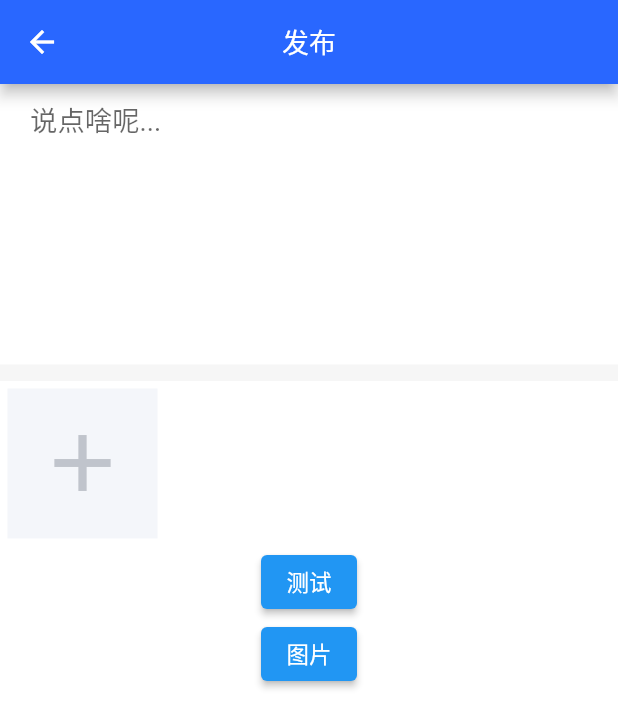
After one commit to THROFHR/flutter2_tempalte, a Flutter app: the PublishPage screen opened by its route, on a phone screen of 412 x 824 dp. The commit adds this screen. Shown: the top 728 px of the screen. Run offline on Flutter 3.47's test engine with Material 2 defaults, Android fonts, the phone set to English and light mode, and no system bars; drawn by our look-alikes of pull_to_refresh; our stand-ins replace cached_network_image, cookie_jar, dio, dio_cookie_manager, flutter_blue_plus, flutter_easyloading and 7 more; missing offline and left inert: wechat_assets_picker, wechat_camera_picker; accounts and stored records are empty; Roboto replaces fonts that are missing (Avenir).

Commit message:
feat:添加组件和页面样例

```diff
--- a/lib/common/values/server.dart
+++ /dev/null
@@ -1,5 +0,0 @@
-// API服务器
-const SERVER_API_URL = 'https://imjf.meijutt.tw';
-
-// Sentry dns
-const SENTRY_SERVER_API_URL = '';
--- a/lib/common/values/values.dart
+++ b/lib/common/values/values.dart
@@ -2,7 +2,6 @@ library values;
 
 export 'cache.dart';
 export 'storage.dart';
-export 'server.dart';
 export 'shadows.dart';
 export 'radii.dart';
 export 'colors.dart';
--- a/lib/components/app.dart
+++ b/lib/components/app.dart
@@ -22,9 +22,9 @@ AppBar transparentAppBar({
 }
 
 /// 10像素 Divider
-Widget divider10Px({Color bgColor = AppColors.secondaryElement}) {
+Widget dividerPx({double height = 10, Color bgColor = AppColors.secondaryElement}) {
   return Container(
-    height: 10.w,
+    height: (height).w,
     decoration: BoxDecoration(
       color: bgColor,
     ),
--- a/lib/components/components.dart
+++ b/lib/components/components.dart
@@ -7,3 +7,4 @@ export 'app.dart';
 export 'input.dart';
 export 'image.dart';
 export 'skeleton.dart';
+export 'uploads.dart';
--- a/lib/components/input.dart
+++ b/lib/components/input.dart
@@ -37,6 +37,34 @@ Widget inputTextEdit({
       autocorrect: false, // 自动纠正
       obscureText: isPassword, // 隐藏输入内容, 密码框
     ),
+  );
+}
+
+/// 输入框
+Widget inputTextAreaEdit({
+  TextEditingController? controller,
+  TextInputType keyboardType = TextInputType.text,
+  String? hintText,
+  int maxLines = 8,
+  bool autofocus = false,
+}) {
+  return TextField(
+    autofocus: autofocus,
+    controller: controller,
+    keyboardType: keyboardType,
+    decoration: InputDecoration(
+      hintText: hintText,
+      contentPadding: EdgeInsets.fromLTRB(20, 10, 0, 9),
+      border: InputBorder.none,
+    ),
+    style: TextStyle(
+      color: AppColors.primaryText,
+      fontFamily: "Avenir",
+      fontWeight: FontWeight.w400,
+      fontSize: 18.sp,
+    ),
+    maxLines: maxLines,
+    autocorrect: false, // 自动纠正
   );
 }
 
--- /dev/null
+++ b/lib/components/uploads.dart
@@ -0,0 +1,159 @@
+import 'dart:io';
+
+import 'package:flutter/material.dart';
+import 'package:get/get.dart';
+import 'package:wechat_assets_picker/wechat_assets_picker.dart';
+
+import '../common/services/services.dart';
+import '../common/values/values.dart';
+import '../pages/full_view/full_view_view.dart';
+import '../router/app_pages.dart';
+
+class uploadMedia {
+  int? type;
+  String? url;
+  String? thumb;
+
+  uploadMedia({this.type, this.url, this.thumb});
+
+  uploadMedia.fromJson(Map<String, dynamic> json) {
+    type = json['type'];
+    url = json['url'];
+    thumb = json['thumb'];
+  }
+
+  Map<String, dynamic> toJson() {
+    final Map<String, dynamic> data = new Map<String, dynamic>();
+    data['type'] = this.type;
+    data['url'] = this.url;
+    data['thumb'] = this.thumb;
+    return data;
+  }
+}
+
+class uploadFile extends StatefulWidget {
+  final int maxAssets;
+  final RequestType requestType;
+  final List<uploadMedia> media; //已经上传的
+  uploadFile({
+    Key? key,
+    this.maxAssets = 1,
+    this.requestType = RequestType.common,
+    required this.media,
+  }) : super(key: key);
+
+  @override
+  State<uploadFile> createState() => _uploadFileState();
+}
+
+class _uploadFileState extends State<uploadFile> {
+  List<AssetEntity> filesAsset = [];
+
+  addMore(int addMax) {
+    return Container(
+      width: 100,
+      height: 100,
+      margin: EdgeInsets.all(5),
+      color: AppColors.primaryBackground,
+      child: GestureDetector(
+        onTap: () {
+          PhotoService.to
+              .getFiles(context, maxAssets: addMax)
+              .then((data) async {
+            data.forEach((element) {
+              filesAsset.add(element);
+            });
+            setState(() {
+              filesAsset = filesAsset;
+            });
+          });
+        },
+        child: Center(
+          child: Icon(Icons.add, color: AppColors.ignoreText, size: 64),
+        ),
+      ),
+    );
+  }
+
+  rowsChildren() {
+    List<Widget> children = [];
+    filesAsset.forEach((asset) {
+      var tag = asset.id;
+      children.add(Container(
+        width: 100,
+        height: 100,
+        margin: EdgeInsets.all(5),
+        color: AppColors.defaultText,
+        child: FullBox(
+          tag: tag,
+          onTap: (){
+            Get.toNamed(AppRoutes.fullViewPage, parameters: {"tag": tag },arguments: asset);
+          },
+          child: Stack(children: [
+            Image(
+              image: AssetEntityImageProvider(
+                asset,
+                isOriginal: false,
+              ),
+              fit: BoxFit.cover,
+            ),
+            if (asset.duration > 0)
+              Positioned.fill(
+                child: Align(
+                  alignment: Alignment.center,
+                  child: Container(
+                    padding: EdgeInsets.all(5),
+                    decoration: BoxDecoration(
+                      borderRadius: Radii.k6pxRadius,
+                      color: AppColors.primaryBackground.withOpacity(0.7),
+                    ),
+                    child: Icon(Icons.play_arrow),
+                  ),
+                ),
+              ),
+            Positioned(
+              right: 0,
+              top: 0,
+              child: GestureDetector(
+                onTap: () {
+                  print("remove");
+                  filesAsset.remove(asset);
+                  setState(() {
+                    filesAsset = filesAsset;
+                  });
+                },
+                child: Container(
+                  padding: EdgeInsets.all(2),
+                  decoration: BoxDecoration(
+                    borderRadius:
+                        BorderRadius.only(bottomLeft: Radius.circular(10)),
+                    color: AppColors.primaryBackground.withOpacity(0.7),
+                  ),
+                  child:
+                      Icon(Icons.close, color: AppColors.dangerColor, size: 16),
+                ),
+              ),
+            ),
+          ]),
+        ), // imageSkeleton(isCircularImage: false),
+      ));
+    });
+
+    var addMax = widget.maxAssets - (widget.media.length + filesAsset.length);
+    if (addMax > 0) {
+      children.add(addMore(addMax));
+    }
+
+    return children;
+  }
+
+  @override
+  Widget build(BuildContext context) {
+    return Container(
+      child: Wrap(
+        crossAxisAlignment: WrapCrossAlignment.start,
+        children: rowsChildren(),
+      ),
+    );
+  }
+}
--- a/lib/main.dart
+++ b/lib/main.dart
@@ -8,7 +8,7 @@ import 'package:get/get.dart';
 import 'package:pull_to_refresh/pull_to_refresh.dart';
 import 'package:sentry_flutter/sentry_flutter.dart';
 import 'common/store/store.dart';
-import 'common/values/values.dart';
+import 'config.dart';
 
 
 void main() async {
--- /dev/null
+++ b/lib/pages/full_view/full_view_binding.dart
@@ -0,0 +1,10 @@
+import 'package:get/get.dart';
+
+import 'full_view_logic.dart';
+
+class FullViewBinding extends Bindings {
+  @override
+  void dependencies() {
+    Get.lazyPut(() => FullViewLogic());
+  }
+}
--- /dev/null
+++ b/lib/pages/full_view/full_view_state.dart
@@ -0,0 +1,5 @@
+class FullViewState {
+  FullViewState() {
+    ///Initialize variables
+  }
+}
--- /dev/null
+++ b/lib/pages/publish/publish_binding.dart
@@ -0,0 +1,10 @@
+import 'package:get/get.dart';
+
+import 'publish_logic.dart';
+
+class PublishBinding extends Bindings {
+  @override
+  void dependencies() {
+    Get.lazyPut(() => PublishLogic());
+  }
+}
--- /dev/null
+++ b/lib/pages/publish/publish_logic.dart
@@ -0,0 +1,19 @@
+import 'package:get/get.dart';
+
+import 'publish_state.dart';
+
+class PublishLogic extends GetxController {
+  final PublishState state = PublishState();
+
+  @override
+  void onReady() {
+    // TODO: implement onReady
+    super.onReady();
+  }
+
+  @override
+  void onClose() {
+    // TODO: implement onClose
+    super.onClose();
+  }
+}
--- /dev/null
+++ b/lib/pages/publish/publish_state.dart
@@ -0,0 +1,5 @@
+class PublishState {
+  PublishState() {
+    ///Initialize variables
+  }
+}
--- /dev/null
+++ b/lib/pages/publish/publish_view.dart
@@ -0,0 +1,65 @@
+import 'dart:io';
+
+import 'package:flutter/material.dart';
+import 'package:flutter2_template/common/values/values.dart';
+import 'package:get/get.dart';
+
+import '../../common/services/photo.dart';
+import '../../common/store/store.dart';
+import '../../components/components.dart';
+import '../../utils/request.dart';
+import 'publish_logic.dart';
+
+class PublishPage extends StatefulWidget {
+  @override
+  _PublishPageState createState() => _PublishPageState();
+}
+
+class _PublishPageState extends State<PublishPage> {
+  final logic = Get.find<PublishLogic>();
+  final state = Get.find<PublishLogic>().state;
+
+  @override
+  Widget build(BuildContext context) {
+    return BaseScaffold(
+      title: "发布",
+      body: SingleChildScrollView(
+        child: Column(
+          children: [
+            inputTextAreaEdit(
+              hintText: "说点啥呢..."
+            ),
+            dividerPx(),
+            Container(
+              width: double.infinity,
+              child: uploadFile(maxAssets: 9, media: []),
+            ),
+            ElevatedButton(onPressed: (){
+              UserStore.to.updateProfile({"nickname":"${DateTime.now()}"});
+            }, child: Text("测试")),
+            ElevatedButton(
+              onPressed: () {
+                PhotoService.to.getFiles(context).then((data) async{
+                  if(data.length > 0){
+                    final File? originFile = await data[0].originFile; // 原图或者原视频
+                    List<File> files = [];
+                    files.add(originFile!);
+                    // Request().uploadFile(files);
+                  }
+                });
+              },
+              child: Text("图片"),
+            ),
+
+          ],
+        ),
+      ),
+    );
+  }
+
+  @override
+  void dispose() {
+    Get.delete<PublishLogic>();
+    super.dispose();
+  }
+}
--- a/lib/router/app_pages.dart
+++ b/lib/router/app_pages.dart
@@ -10,6 +10,10 @@ import 'package:flutter2_template/pages/proxy/proxy_view.dart';
 import 'package:flutter2_template/pages/welcome/welcome_binding.dart';
 import 'package:flutter2_template/pages/welcome/welcome_view.dart';
 import 'package:get/get.dart';
+import '../pages/full_view/full_view_binding.dart';
+import '../pages/full_view/full_view_view.dart';
+import '../pages/publish/publish_binding.dart';
+import '../pages/publish/publish_view.dart';
 import '../pages/splash/spalsh_view.dart';
 
 import 'middlewares/middlewares.dart';
@@ -55,6 +59,20 @@ class AppPages {
         RouteAuthMiddleware(priority: 0),
       ],
     ),
+    GetPage(
+      name: AppRoutes.PublishPage,
+      page: () => PublishPage(),
+      binding: PublishBinding(),
+      middlewares: [
+        RouteAuthMiddleware(priority: 0),
+      ],
+    ),
+
+    GetPage(
+      name: AppRoutes.fullViewPage,
+      page: () => FullViewPage(),
+      binding: FullViewBinding(),
+    ),
     proxyRoute,
   ];
 
--- a/lib/router/app_routes.dart
+++ b/lib/router/app_routes.dart
@@ -12,4 +12,8 @@ abstract class AppRoutes {
 
   // setproxy
   static const Proxy = '/proxy';
+
+  static const PublishPage = "/publish";
+
+  static const String fullViewPage = "/fullViewPage";
 }
```
Also changed, not shown: lib/components/skeleton.dart (+5 -3 lines), lib/config.dart (+9 -3 lines), lib/pages/full_view/full_view_logic.dart (added, +19 -0 lines), lib/pages/full_view/full_view_view.dart (added, +42 -0 lines), lib/utils/request.dart (+4 -4 lines), 1 other file.
